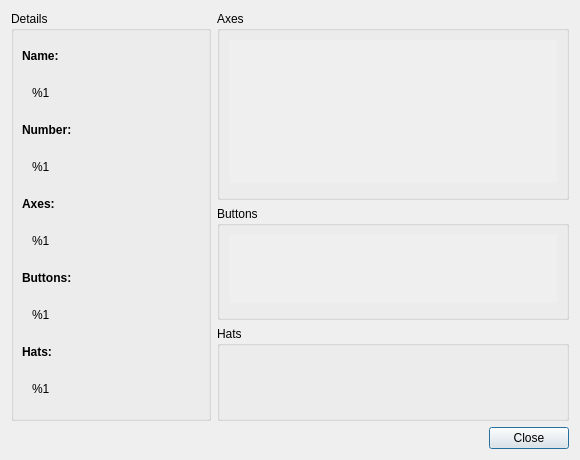
Above: src/joystickstatuswindow.ui from AntiMicroX/antimicrox before the change. Below: the same form after it.
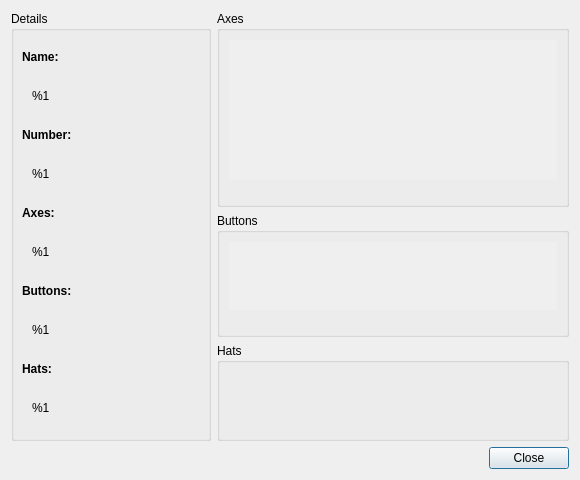
That is the form after the change.

Commit message: Minor graphical tweak to JoystickStatusWindow.

What changed in the file:
```diff
--- a/src/joystickstatuswindow.ui
+++ b/src/joystickstatuswindow.ui
@@ -10,7 +10,7 @@
     <x>0</x>
     <y>0</y>
     <width>580</width>
-    <height>460</height>
+    <height>480</height>
    </rect>
   </property>
   <property name="minimumSize">
@@ -203,7 +203,7 @@
          </property>
          <layout class="QVBoxLayout" name="verticalLayout_6">
           <property name="bottomMargin">
-           <number>14</number>
+           <number>4</number>
           </property>
           <item>
            <widget class="QScrollArea" name="axesScrollArea">
@@ -225,12 +225,28 @@
                <x>0</x>
                <y>0</y>
                <width>350</width>
-               <height>148</height>
+               <height>138</height>
               </rect>
              </property>
             </widget>
            </widget>
           </item>
+          <item>
+           <spacer name="verticalSpacer">
+            <property name="orientation">
+             <enum>Qt::Vertical</enum>
+            </property>
+            <property name="sizeType">
+             <enum>QSizePolicy::Fixed</enum>
+            </property>
+            <property name="sizeHint" stdset="0">
+             <size>
+              <width>20</width>
+              <height>20</height>
+             </size>
+            </property>
+           </spacer>
+          </item>
          </layout>
         </widget>
        </item>
@@ -241,7 +257,7 @@
          </property>
          <layout class="QVBoxLayout" name="verticalLayout_7">
           <property name="bottomMargin">
-           <number>14</number>
+           <number>4</number>
           </property>
           <item>
            <widget class="QScrollArea" name="buttonsScrollArea">
@@ -269,6 +285,22 @@
             </widget>
            </widget>
           </item>
+          <item>
+           <spacer name="verticalSpacer_2">
+            <property name="orientation">
+             <enum>Qt::Vertical</enum>
+            </property>
+            <property name="sizeType">
+             <enum>QSizePolicy::Fixed</enum>
+            </property>
+            <property name="sizeHint" stdset="0">
+             <size>
+              <width>20</width>
+              <height>20</height>
+             </size>
+            </property>
+           </spacer>
+          </item>
          </layout>
         </widget>
        </item>
```
The commit also changes 1 other file.
